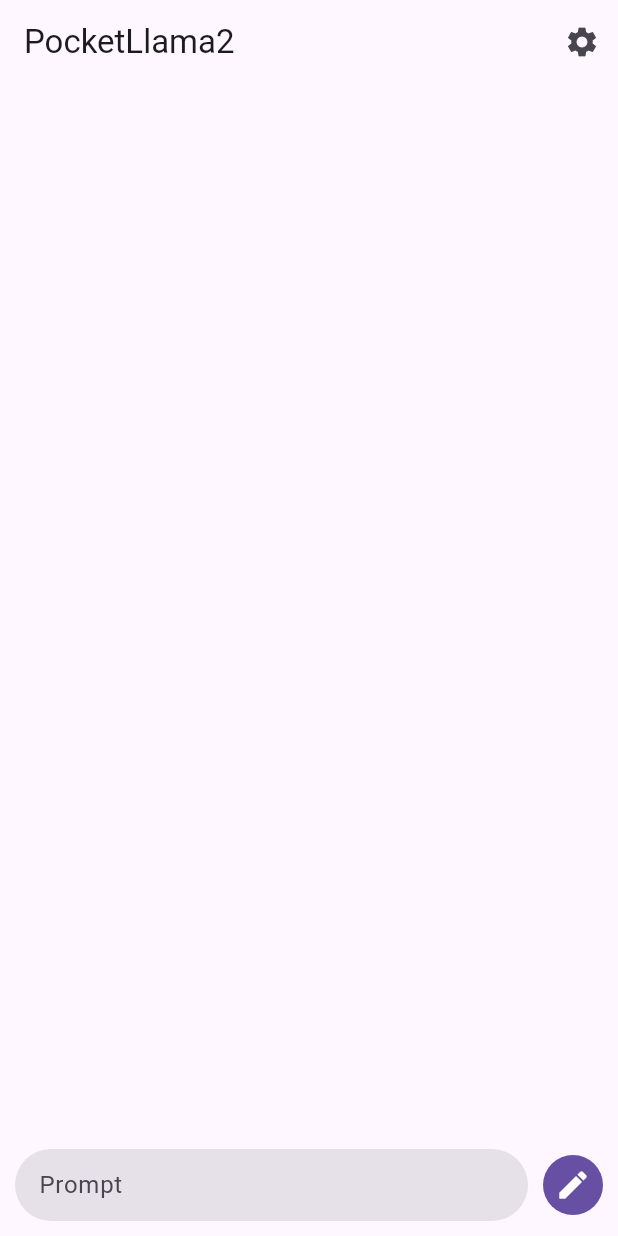
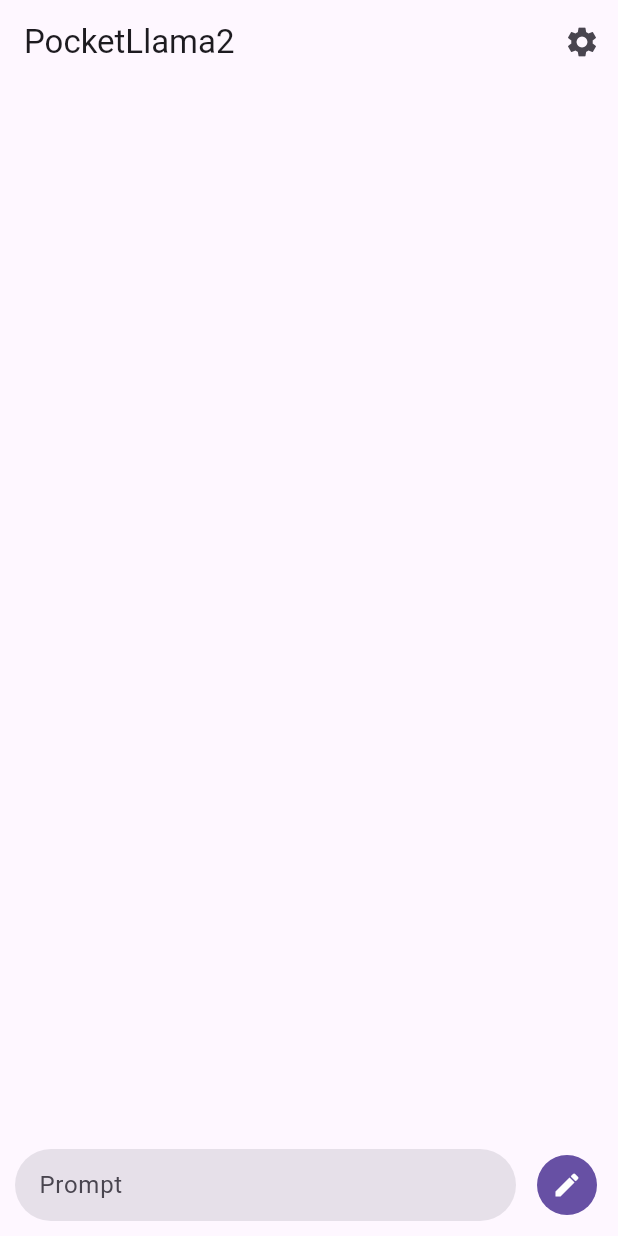
Before and after one commit to mrunix00/pocketllama2, a Flutter app: the screen it shows after launch, on a phone screen of 412 x 824 dp. Run offline on Flutter 3.47's test engine with Material 3 defaults, Android fonts, the phone set to English and light mode, and no system bars; drawn by our look-alikes of dynamic_color; our stand-ins replace bloc, dio, equatable, flutter_bloc, get_it.

Commit message:
feat: add a stop button

```diff
--- a/lib/bloc/generate_text/generate_text_event.dart
+++ b/lib/bloc/generate_text/generate_text_event.dart
@@ -11,3 +11,5 @@ final class GenerateText extends GenerateTextEvent {
   final String prompt;
   const GenerateText({required this.prompt});
 }
+
+final class StopGeneratingText extends GenerateTextEvent {}
--- a/lib/services/text_generation/text_generation_interface.dart
+++ b/lib/services/text_generation/text_generation_interface.dart
@@ -1,3 +1,5 @@
 abstract class TextGenerationInterface {
   Stream<String> generateText(String prompt);
+
+  Future<void> stop();
 }
--- a/lib/ui/screens/home_screen/home_screen.dart
+++ b/lib/ui/screens/home_screen/home_screen.dart
@@ -2,6 +2,7 @@ import 'package:flutter/material.dart';
 import 'package:flutter/services.dart';
 import 'package:flutter_bloc/flutter_bloc.dart';
 import 'package:get_it/get_it.dart';
+import 'package:pocketllama2/ui/screens/home_screen/widgets/stop_button.dart';
 
 import '../../../bloc/download_model/download_model_bloc.dart';
 import '../../../bloc/generate_text/generate_text_bloc.dart';
@@ -19,15 +20,12 @@ class HomeScreen extends StatelessWidget {
   Widget build(BuildContext context) {
     final TextEditingController controller = TextEditingController();
     final downloadModelBloc = GetIt.I.get<DownloadModelBloc>();
+    final generateTextBloc = GetIt.I.get<GenerateTextBloc>();
 
     return MultiBlocProvider(
       providers: [
-        BlocProvider(
-          create: (context) => GetIt.I.get<GenerateTextBloc>(),
-        ),
-        BlocProvider(
-          create: (context) => downloadModelBloc,
-        ),
+        BlocProvider(create: (context) => generateTextBloc),
+        BlocProvider(create: (context) => downloadModelBloc),
       ],
       child: BlocListener(
         bloc: downloadModelBloc,
@@ -63,7 +61,13 @@ class HomeScreen extends StatelessWidget {
                 children: [
                   Expanded(child: PromptInputField(controller: controller)),
                   const SizedBox(width: 10),
-                  GenerateButton(controller: controller),
+                  BlocBuilder<GenerateTextBloc, GenerateTextState>(
+                    builder: (context, state) {
+                      return state is GeneratingTextInProgress
+                          ? const StopButton()
+                          : GenerateButton(controller: controller);
+                    },
+                  ),
                 ],
               ),
             ],
--- a/lib/ui/screens/home_screen/widgets/generate_button.dart
+++ b/lib/ui/screens/home_screen/widgets/generate_button.dart
@@ -14,14 +14,8 @@ class GenerateButton extends StatelessWidget {
 
   @override
   Widget build(BuildContext context) {
-    return SizedBox.square(
-      dimension: 40,
-      child: BlocBuilder<GenerateTextBloc, GenerateTextState>(
-        builder: (context, state) {
-          if (state is GeneratingTextInProgress) {
-            return const CircularProgressIndicator.adaptive();
-          }
     return IconButton.filled(
+      iconSize: 20,
       onPressed: () {
         TinystoriesModelDownload().isDownloaded().then((value) {
           if (value) {
@@ -37,8 +31,5 @@ class GenerateButton extends StatelessWidget {
       },
       icon: const Icon(Icons.edit),
     );
-        },
-      ),
-    );
   }
 }
--- a/lib/ui/screens/home_screen/widgets/generated_text_output.dart
+++ b/lib/ui/screens/home_screen/widgets/generated_text_output.dart
@@ -12,6 +12,7 @@ class GeneratedTextOutput extends StatelessWidget {
         margin: const EdgeInsets.all(10),
         child: SingleChildScrollView(
           child: BlocBuilder<GenerateTextBloc, GenerateTextState>(
+            buildWhen: (previous, current) => current is! GeneratingTextIdle,
             builder: (context, state) {
               if (state is GeneratingTextInProgress) {
                 return StreamBuilder<String>(
--- a/lib/ui/screens/home_screen/widgets/prompt_input_field.dart
+++ b/lib/ui/screens/home_screen/widgets/prompt_input_field.dart
@@ -1,4 +1,6 @@
 import 'package:flutter/material.dart';
+import 'package:flutter_bloc/flutter_bloc.dart';
+import 'package:pocketllama2/bloc/generate_text/generate_text_bloc.dart';
 
 class PromptInputField extends StatelessWidget {
   const PromptInputField({
@@ -10,7 +12,9 @@ class PromptInputField extends StatelessWidget {
 
   @override
   Widget build(BuildContext context) {
-    return TextField(
+    return Stack(
+      children: [
+        TextField(
           controller: controller,
           decoration: const InputDecoration(
             hintText: 'Prompt',
@@ -20,6 +24,21 @@ class PromptInputField extends StatelessWidget {
               borderSide: BorderSide.none,
             ),
           ),
+        ),
+        BlocBuilder<GenerateTextBloc, GenerateTextState>(
+          builder: (context, state) {
+            return state is! GeneratingTextInProgress
+                ? const SizedBox()
+                : const Positioned(
+                    top: 8,
+                    right: 10,
+                    width: 30,
+                    height: 30,
+                    child: CircularProgressIndicator.adaptive(),
+                  );
+          },
+        ),
+      ],
     );
   }
 }
```
Also changed, not shown: lib/bloc/generate_text/generate_text_bloc.dart (+6 -1 lines), lib/services/text_generation/implementations/llama2.dart (+7 -1 lines), lib/services/text_generation/implementations/llama2_mock.dart (+9 -1 lines), lib/ui/screens/home_screen/widgets/stop_button.dart (added, +17 -0 lines). Lines whose indentation alone changed are shown as unchanged.
